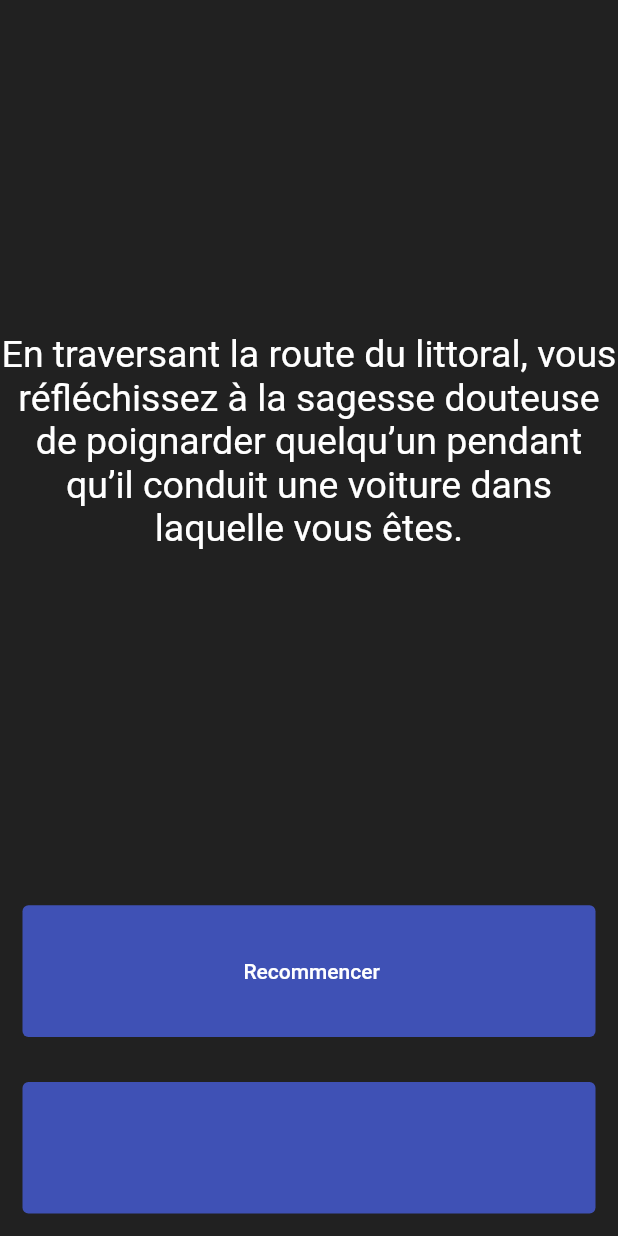
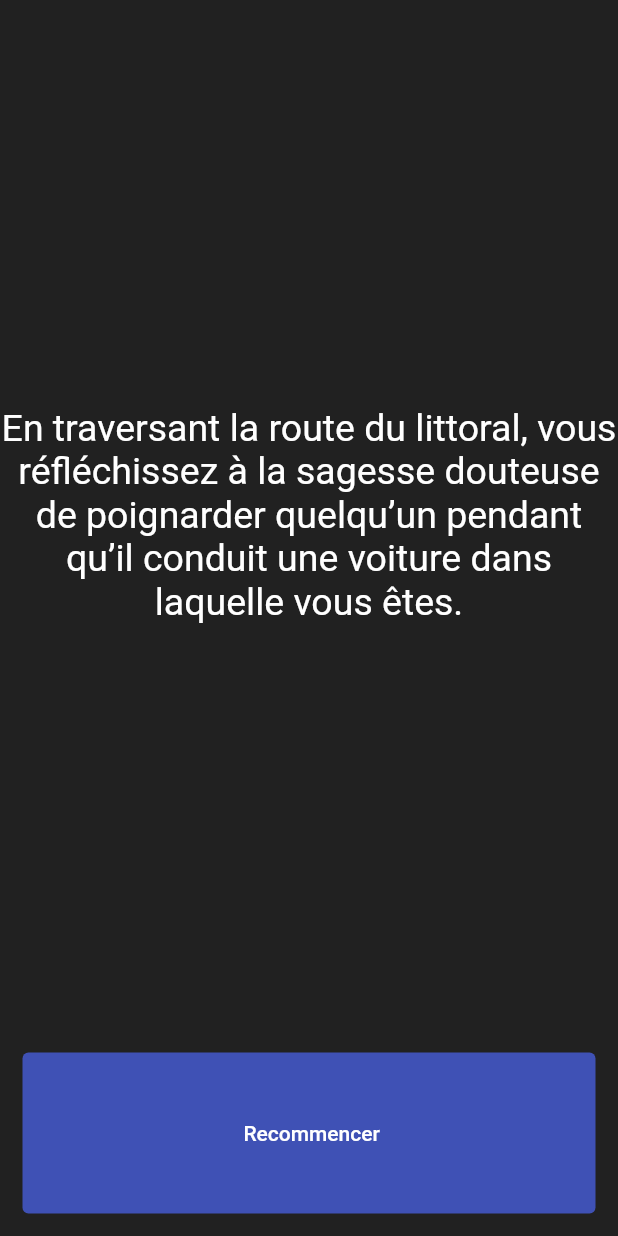
Before and after one commit to Binique/destiny, a Flutter app: the screen it shows after launch, after a tap on "Vous lui remerciez et vous montez dans l", after a tap on "C'est lui ou moi, je prends le couteau e", on a phone screen of 412 x 824 dp. Run offline on Flutter 3.47's test engine with Material 2 defaults, Android fonts, the phone set to English and light mode, and no system bars.

Commit message:
Version 1

```diff
--- a/lib/main.dart
+++ b/lib/main.dart
@@ -54,6 +54,9 @@ class _StoryState extends State<Story> {
               ),
             ),
           ),
+          Visibility(
+          visible: storyBrain.getButton1Text() != "",
+          child:
           Expanded(
               child:Padding(
                 padding: const EdgeInsets.all(15.0),
@@ -71,6 +74,7 @@ class _StoryState extends State<Story> {
                 ),
               ),
             ),
+    ),
         ]
     );
   }
```
